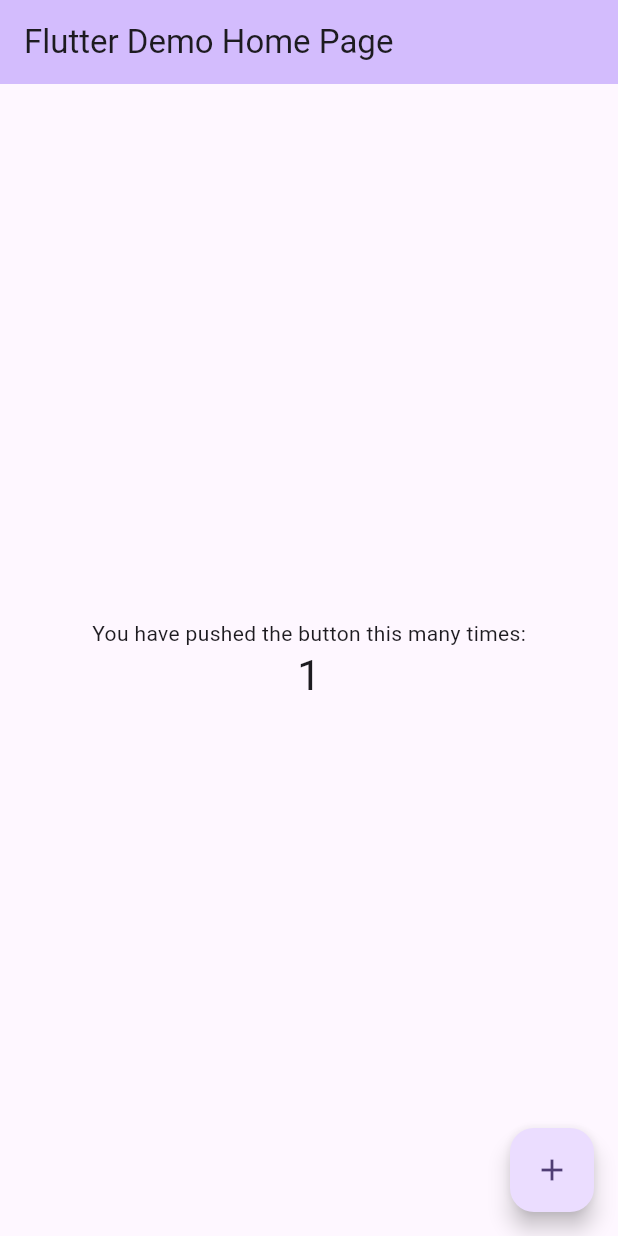
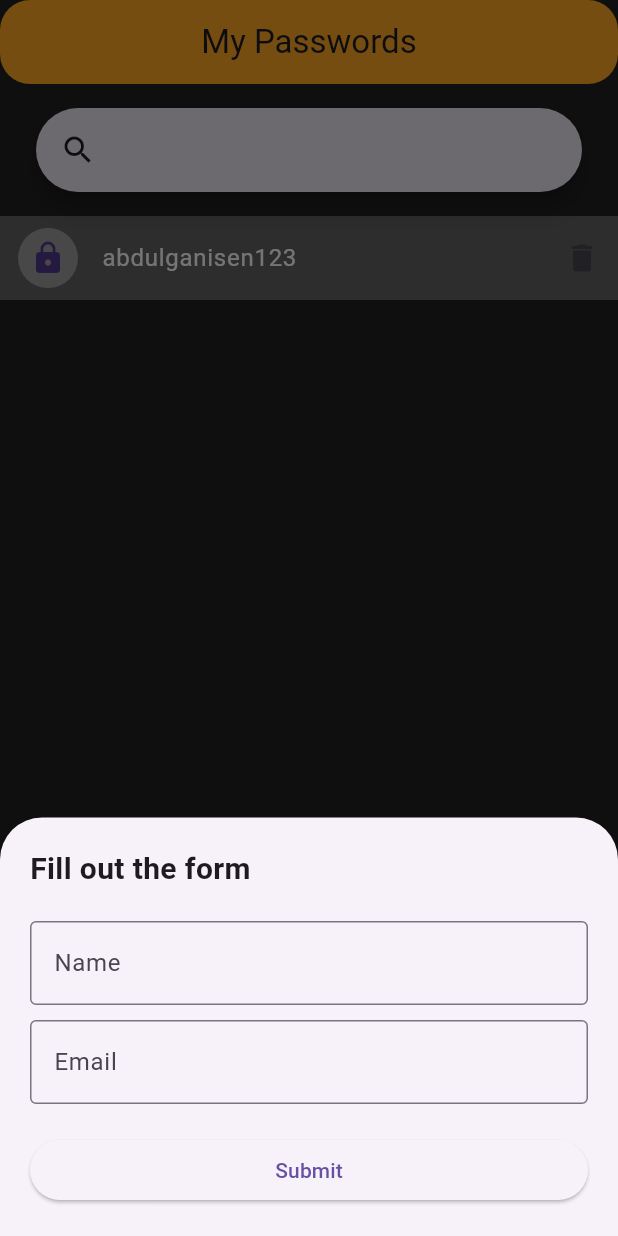
Before and after one commit to senabdulgani/strong_password, a Flutter app: the screen it shows after launch, after a tap on the "add" icon, on a phone screen of 412 x 824 dp. Run offline on Flutter 3.47's test engine with Material 3 defaults, Android fonts, the phone set to English and light mode, and no system bars.

Commit message:
sample commit

```diff
--- /dev/null
+++ b/lib/common/color_constants.dart
@@ -0,0 +1,7 @@
+import 'package:flutter/material.dart';
+
+class AppColors {
+  static Color primaryColor = Colors.orange.shade400;
+  static Color backgroundColor = Colors.grey.shade900;
+
+}
--- /dev/null
+++ b/lib/home_page.dart
@@ -0,0 +1,166 @@
+import 'package:flutter/material.dart';
+import 'package:strong_password/common/color_constants.dart';
+import 'package:strong_password/models/password_model.dart';
+
+class StrongPassword extends StatefulWidget {
+  const StrongPassword({super.key});
+
+  @override
+  State<StrongPassword> createState() => _StrongPasswordState();
+}
+
+class _StrongPasswordState extends State<StrongPassword> {
+
+  List<PasswordModel> passwordList = [
+    PasswordModel(password: 'abdulganisen123', name: 'abdulganisen'),
+  ];
+
+  @override
+  Widget build(BuildContext context) {
+    return Scaffold(
+        backgroundColor: AppColors.backgroundColor,
+        appBar: AppBar(
+          title: const Text('My Passwords'),
+          centerTitle: true,
+          backgroundColor: AppColors.primaryColor,
+        ),
+        body: ListView(
+          children: [
+            const SearchPassword(),
+            ListView.builder(
+              shrinkWrap: true,
+              itemCount: passwordList.length,
+              itemBuilder: (BuildContext context, int index) {
+                return ListTile(
+                  tileColor: Colors.grey.shade700,
+                  contentPadding: const EdgeInsets.symmetric(horizontal: 12),
+                  title: Text(passwordList[index].password, style: const TextStyle(color: Colors.white)),
+                  leading: const CircleAvatar(
+                    backgroundColor: Colors.grey,
+                    child: Icon(Icons.lock),
+                  ),
+                  trailing: const Icon(Icons.delete),
+                );
+              },
+            ),
+          ],
+        ),
+        floatingActionButton: const AddPasword());
+  }
+}
+
+class AddPasword extends StatelessWidget {
+  const AddPasword({
+    super.key,
+  });
+
+  @override
+  Widget build(BuildContext context) {
+    return FloatingActionButton(
+      shape: const RoundedRectangleBorder(
+        borderRadius: BorderRadius.all(Radius.circular(56)),
+      ),
+      // todo Yuvarlak yap.
+      backgroundColor: AppColors.primaryColor,
+      onPressed: () {
+        showModalBottomSheet(
+              context: context,
+              isScrollControlled: true,
+              builder: (BuildContext context) {
+                return SingleChildScrollView(
+                  child: Container(
+                    padding: EdgeInsets.only(
+                      bottom: MediaQuery.of(context).viewInsets.bottom,
+                    ),
+                    child: const MyBottomSheetForm(),
+                  ),
+                );
+              },
+            );
+      },
+      child: const Icon(Icons.add),
+    );
+  }
+}
+
+class MyBottomSheetForm extends StatelessWidget {
+  const MyBottomSheetForm({super.key});
+
+  @override
+  Widget build(BuildContext context) {
+    return Container(
+      padding: const EdgeInsets.all(20.0),
+      child: Column(
+        mainAxisSize: MainAxisSize.min,
+        crossAxisAlignment: CrossAxisAlignment.stretch,
+        children: <Widget>[
+          const Text(
+            'Fill out the form',
+            style: TextStyle(
+              fontSize: 20,
+              fontWeight: FontWeight.bold,
+            ),
+          ),
+          const SizedBox(height: 20.0),
+          const TextField(
+            decoration: InputDecoration(
+              labelText: 'Name',
+              border: OutlineInputBorder(),
+            ),
+          ),
+          const SizedBox(height: 10.0),
+          const TextField(
+            decoration: InputDecoration(
+              labelText: 'Email',
+              border: OutlineInputBorder(),
+            ),
+          ),
+          const SizedBox(height: 20.0),
+          ElevatedButton(
+            onPressed: () {
+              // Submit form logic here
+              Navigator.of(context).pop();
+            },
+            child: const Text('Submit'),
+          ),
+        ],
+      ),
+    );
+  }
+}
+
+class SearchPassword extends StatelessWidget {
+  const SearchPassword({super.key});
+
+  @override
+  Widget build(BuildContext context) {
+    return Padding(
+              padding: const EdgeInsets.symmetric(horizontal: 24.0, vertical: 16.0),
+              child: SearchAnchor(
+                builder: (BuildContext context, SearchController controller) {
+              return SearchBar(
+                controller: controller,
+                padding: const MaterialStatePropertyAll<EdgeInsets>(
+                    EdgeInsets.symmetric(horizontal: 16.0)),
+                onTap: () {
+                  controller.openView();
+                },
+                onChanged: (_) {
+                  controller.openView();
+                },
+                leading: const Icon(Icons.search),
+              );
+                        }, suggestionsBuilder:
+                    (BuildContext context, SearchController controller) {
+              return List<ListTile>.generate(5, (int index) {
+                final String item = 'item $index';
+                return ListTile(
+                  title: Text(item),
+                  onTap: () {
+                  },
+                );
+              });
+                        }),
+            );
+  }
+}
--- a/lib/main.dart
+++ b/lib/main.dart
@@ -1,125 +1,34 @@
 import 'package:flutter/material.dart';
+import 'package:strong_password/home_page.dart';
 
 void main() {
-  runApp(const MyApp());
+  runApp(
+    MyApp());
+    debugPrint('App is running');
 }
 
+
+// ignore: must_be_immutable
 class MyApp extends StatelessWidget {
-  const MyApp({super.key});
+  MyApp({Key? key}) : super(key: key);
 
-  // This widget is the root of your application.
+  bool isDark = false;
+
   @override
   Widget build(BuildContext context) {
+    final ThemeData themeData = ThemeData(
+      appBarTheme: AppBarTheme(
+        backgroundColor: Colors.blue,
+        shape: RoundedRectangleBorder(
+          borderRadius: BorderRadius.circular(20),
+        ),),
+        useMaterial3: true,
+        brightness: isDark ? Brightness.dark : Brightness.light);
+
     return MaterialApp(
-      title: 'Flutter Demo',
-      theme: ThemeData(
-        // This is the theme of your application.
-        //
-        // TRY THIS: Try running your application with "flutter run". You'll see
-        // the application has a purple toolbar. Then, without quitting the app,
-        // try changing the seedColor in the colorScheme below to Colors.green
-        // and then invoke "hot reload" (save your changes or press the "hot
-        // reload" button in a Flutter-supported IDE, or press "r" if you used
-        // the command line to start the app).
-        //
-        // Notice that the counter didn't reset back to zero; the application
-        // state is not lost during the reload. To reset the state, use hot
-        // restart instead.
-        //
-        // This works for code too, not just values: Most code changes can be
-        // tested with just a hot reload.
-        colorScheme: ColorScheme.fromSeed(seedColor: Colors.deepPurple),
-        useMaterial3: true,
-      ),
-      home: const MyHomePage(title: 'Flutter Demo Home Page'),
+      title: 'Strong Password',
+      theme: themeData,
+      home: const StrongPassword(),
     );
   }
 }
-
-class MyHomePage extends StatefulWidget {
-  const MyHomePage({super.key, required this.title});
-
-  // This widget is the home page of your application. It is stateful, meaning
-  // that it has a State object (defined below) that contains fields that affect
-  // how it looks.
-
-  // This class is the configuration for the state. It holds the values (in this
-  // case the title) provided by the parent (in this case the App widget) and
-  // used by the build method of the State. Fields in a Widget subclass are
-  // always marked "final".
-
-  final String title;
-
-  @override
-  State<MyHomePage> createState() => _MyHomePageState();
-}
-
-class _MyHomePageState extends State<MyHomePage> {
-  int _counter = 0;
-
-  void _incrementCounter() {
-    setState(() {
-      // This call to setState tells the Flutter framework that something has
-      // changed in this State, which causes it to rerun the build method below
-      // so that the display can reflect the updated values. If we changed
-      // _counter without calling setState(), then the build method would not be
-      // called again, and so nothing would appear to happen.
-      _counter++;
-    });
-  }
-
-  @override
-  Widget build(BuildContext context) {
-    // This method is rerun every time setState is called, for instance as done
-    // by the _incrementCounter method above.
-    //
-    // The Flutter framework has been optimized to make rerunning build methods
-    // fast, so that you can just rebuild anything that needs updating rather
-    // than having to individually change instances of widgets.
-    return Scaffold(
-      appBar: AppBar(
-        // TRY THIS: Try changing the color here to a specific color (to
-        // Colors.amber, perhaps?) and trigger a hot reload to see the AppBar
-        // change color while the other colors stay the same.
-        backgroundColor: Theme.of(context).colorScheme.inversePrimary,
-        // Here we take the value from the MyHomePage object that was created by
-        // the App.build method, and use it to set our appbar title.
-        title: Text(widget.title),
-      ),
-      body: Center(
-        // Center is a layout widget. It takes a single child and positions it
-        // in the middle of the parent.
-        child: Column(
-          // Column is also a layout widget. It takes a list of children and
-          // arranges them vertically. By default, it sizes itself to fit its
-          // children horizontally, and tries to be as tall as its parent.
-          //
-          // Column has various properties to control how it sizes itself and
-          // how it positions its children. Here we use mainAxisAlignment to
-          // center the children vertically; the main axis here is the vertical
-          // axis because Columns are vertical (the cross axis would be
-          // horizontal).
-          //
-          // TRY THIS: Invoke "debug painting" (choose the "Toggle Debug Paint"
-          // action in the IDE, or press "p" in the console), to see the
-          // wireframe for each widget.
-          mainAxisAlignment: MainAxisAlignment.center,
-          children: <Widget>[
-            const Text(
-              'You have pushed the button this many times:',
-            ),
-            Text(
-              '$_counter',
-              style: Theme.of(context).textTheme.headlineMedium,
-            ),
-          ],
-        ),
-      ),
-      floatingActionButton: FloatingActionButton(
-        onPressed: _incrementCounter,
-        tooltip: 'Increment',
-        child: const Icon(Icons.add),
-      ), // This trailing comma makes auto-formatting nicer for build methods.
-    );
-  }
-}
--- /dev/null
+++ b/lib/models/password_model.dart
@@ -0,0 +1,6 @@
+class PasswordModel {
+  String name;
+  String password;
+
+  PasswordModel({required this.name, required this.password});
+}
```
Also changed, not shown: 1 other file.
